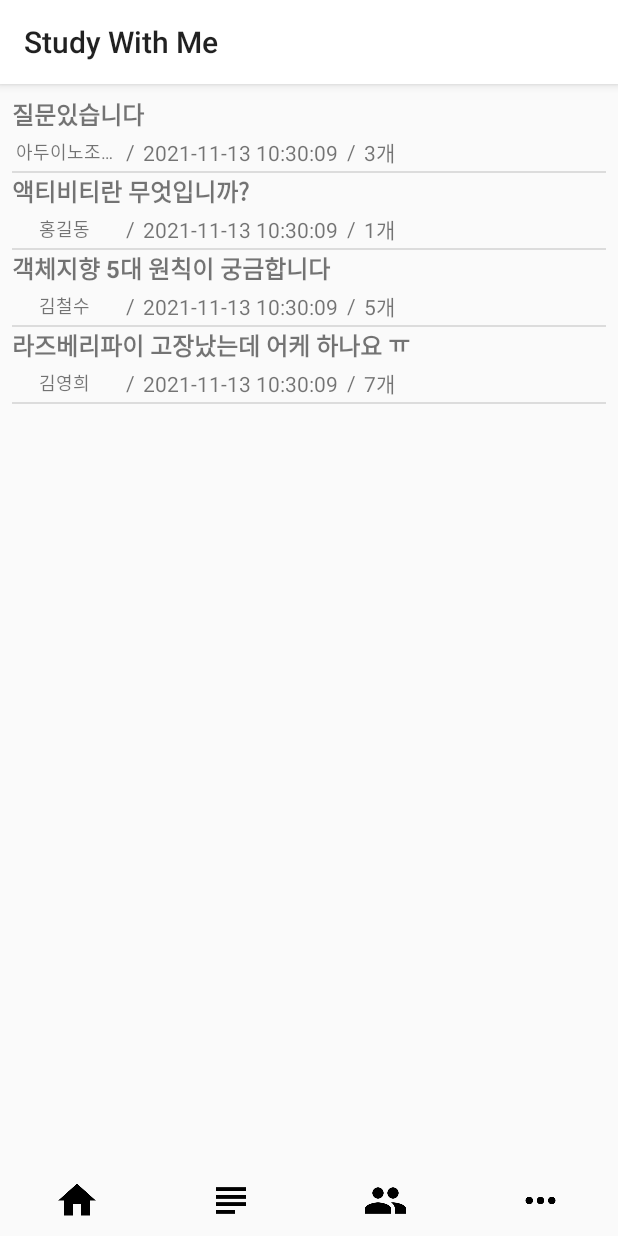
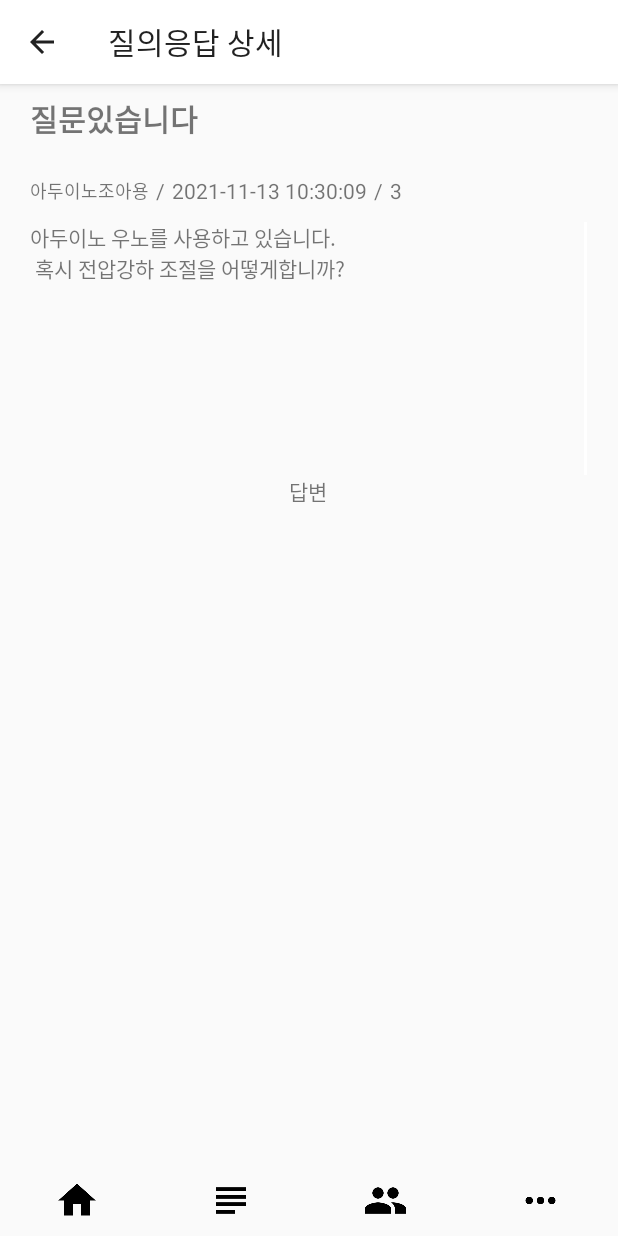
Before and after one commit to dev-cjwgit/StudyWithMeApplication, an Android app: the fragment PosterQuestionListFragment placed in its activity, after a tap on "질문있습니다", on a phone screen of 412 x 824 dp. Run offline under Robolectric (Android 15) with nearby library versions, the light colour scheme and no system bars.

Commit message:
add func

```diff
--- a/app/src/main/java/kr/ac/koreatech/teamproject/PosterQuestionListFragment.java
+++ b/app/src/main/java/kr/ac/koreatech/teamproject/PosterQuestionListFragment.java
@@ -2,6 +2,7 @@ package kr.ac.koreatech.teamproject;
 
 import android.os.Bundle;
 
+import androidx.appcompat.app.ActionBar;
 import androidx.fragment.app.Fragment;
 
 import android.view.LayoutInflater;
@@ -12,6 +13,7 @@ import android.widget.AdapterView;
 import java.util.Date;
 
 import adapter.PosterQuestionListViewAdapter;
+import appcomponent.MyFragment;
 import entity.PosterQuestionEntity;
 import kr.ac.koreatech.teamproject.databinding.FragmentPosterQuestionListBinding;
 
@@ -65,13 +67,13 @@ public class PosterQuestionListFragment extends Fragment {
         posterQuestionListViewAdapter.append(new PosterQuestionEntity("질문있습니다", "아두이노 우노를 사용하고 있습니다.\n 혹시 전압강하 조절을 어떻게합니까?", "아두이노조아용", 3, new Date()));
         posterQuestionListViewAdapter.append(new PosterQuestionEntity("액티비티란 무엇입니까?", "액티비티 생명주기등이 이해가안갑니다 ㅠㅠ\n설명해주실 고수의 답변을 기다립니다...!!", "홍길동", 1, new Date()));
         posterQuestionListViewAdapter.append(new PosterQuestionEntity("객체지향 5대 원칙이 궁금합니다", "ISP, DIP ..등등 기억이 잘 안납니다.\n혹시 자세한 설명 또는 링크를 달아주실 분 계십니까?\n감사합니다 ㅠ", "김철수", 5, new Date()));
-        posterQuestionListViewAdapter.append(new PosterQuestionEntity("라즈베리파이 고장났는데 어케 하나요 ㅠ", "안녕하세요 컴공 김영희입니다..\n제가 라즈비안을 깔고 부팅하는데 부팅이 안됩니다.\n혹시 어느 부분이 문제인지 알려주실 수 있으십니까...? 부탁드립니다 ㅠ\n이문제로 진짜 몇 밤을 넘게 못잤습니다 ㅠㅠ", "김영희", 7, new Date()));
+        posterQuestionListViewAdapter.append(new PosterQuestionEntity("라즈베리파이 고장났는데 어케 하나요 ㅠ", "안녕하세요 컴공 김영희입니다..\n제가 라즈비안을 깔고 부팅하는데 부팅이 안됩니다.\n혹시 어느 부분이 문제인지 알려주실 수 있으십니까...? 부탁드립니다 ㅠ\n이문제로 진짜 몇 밤을 넘게 못잤습니다 ㅠㅠ\n라즈베리 파이 전원을 연결하고 + - 체크하고 모터 굴리는데 납질이 잘못되어서 합선이 난건지 라즈베리파이가 푹 하고 꺼지더니 반응이 없습니다.. sd카드가 손상 된 것일까요?\n 하 정말 슬픕니다 살려주세요.", "김영희", 7, new Date()));
         //리스트뷰의 아이템을 클릭시 해당 아이템의 문자열을 가져오기 위한 처리
         binding.framentPosterQuestionListListView.setOnItemClickListener(new AdapterView.OnItemClickListener() {
             @Override
             public void onItemClick(AdapterView<?> a_parent, View a_view, int a_position, long a_id) {
                 final PosterQuestionEntity item = (PosterQuestionEntity) posterQuestionListViewAdapter.getItem(a_position);
-
+                MyFragment.changeFragment(new PosterQuestionMainFragment(item));
                 //텍스트뷰에 출력
                 System.out.println(item.getTitle() + " 에 질문글에 접속함?");
             }
@@ -82,6 +84,10 @@ public class PosterQuestionListFragment extends Fragment {
     public View onCreateView(LayoutInflater inflater, ViewGroup container,
                              Bundle savedInstanceState) {
         // Inflate the layout for this fragment
+        ActionBar actionBar = ((MainActivity) getActivity()).getSupportActionBar();
+        actionBar.setTitle("질의응답 목록");
+        actionBar.setDisplayHomeAsUpEnabled(true);
+        setHasOptionsMenu(true);
         return binding.getRoot();
     }
 }
--- a/app/src/main/java/kr/ac/koreatech/teamproject/PosterQuestionMainFragment.java
+++ b/app/src/main/java/kr/ac/koreatech/teamproject/PosterQuestionMainFragment.java
@@ -2,11 +2,19 @@ package kr.ac.koreatech.teamproject;
 
 import android.os.Bundle;
 
+import androidx.appcompat.app.ActionBar;
 import androidx.fragment.app.Fragment;
 
+import android.text.method.ScrollingMovementMethod;
 import android.view.LayoutInflater;
 import android.view.View;
 import android.view.ViewGroup;
+
+import java.text.SimpleDateFormat;
+
+import entity.PosterQuestionEntity;
+import kr.ac.koreatech.teamproject.databinding.FragmentPosterQuestionListBinding;
+import kr.ac.koreatech.teamproject.databinding.FragmentPosterQuestionMainBinding;
 
 /**
  * A simple {@link Fragment} subclass.
@@ -14,36 +22,18 @@ import android.view.ViewGroup;
  * create an instance of this fragment.
  */
 public class PosterQuestionMainFragment extends Fragment {
-
-    // TODO: Rename parameter arguments, choose names that match
+    private FragmentPosterQuestionMainBinding binding;
     // the fragment initialization parameters, e.g. ARG_ITEM_NUMBER
     private static final String ARG_PARAM1 = "param1";
     private static final String ARG_PARAM2 = "param2";
-
+    private PosterQuestionEntity entity;
     // TODO: Rename and change types of parameters
     private String mParam1;
     private String mParam2;
 
-    public PosterQuestionMainFragment() {
+    public PosterQuestionMainFragment(PosterQuestionEntity entity) {
         // Required empty public constructor
-    }
-
-    /**
-     * Use this factory method to create a new instance of
-     * this fragment using the provided parameters.
-     *
-     * @param param1 Parameter 1.
-     * @param param2 Parameter 2.
-     * @return A new instance of fragment PosterQuestionMainFragment.
-     */
-    // TODO: Rename and change types and number of parameters
-    public static PosterQuestionMainFragment newInstance(String param1, String param2) {
-        PosterQuestionMainFragment fragment = new PosterQuestionMainFragment();
-        Bundle args = new Bundle();
-        args.putString(ARG_PARAM1, param1);
-        args.putString(ARG_PARAM2, param2);
-        fragment.setArguments(args);
-        return fragment;
+        this.entity = entity;
     }
 
     @Override
@@ -53,12 +43,25 @@ public class PosterQuestionMainFragment extends Fragment {
             mParam1 = getArguments().getString(ARG_PARAM1);
             mParam2 = getArguments().getString(ARG_PARAM2);
         }
+        binding = FragmentPosterQuestionMainBinding.inflate(getLayoutInflater());
+        binding.questionMainTitleTextView.setText(entity.getTitle());
+        binding.questionMainNameTextView.setText(entity.getName());
+        binding.questionMainBodyTextView.setText(entity.getBody());
+        SimpleDateFormat sDate2 = new SimpleDateFormat("yyyy-MM-dd hh:mm:ss");
+        binding.questionMainDateTextView.setText(sDate2.format(entity.getDate()));
+        binding.questionMainAnswerTextView.setText(entity.getAnswer().toString());
+
+        binding.questionMainBodyTextView.setMovementMethod(new ScrollingMovementMethod());
     }
 
     @Override
     public View onCreateView(LayoutInflater inflater, ViewGroup container,
                              Bundle savedInstanceState) {
         // Inflate the layout for this fragment
-        return inflater.inflate(R.layout.fragment_poster_question_main, container, false);
+        ActionBar actionBar = ((MainActivity) getActivity()).getSupportActionBar();
+        actionBar.setTitle("질의응답 상세");
+        actionBar.setDisplayHomeAsUpEnabled(true);
+        setHasOptionsMenu(true);
+        return binding.getRoot();
     }
 }
--- a/app/src/main/res/layout/fragment_poster_question_main.xml
+++ b/app/src/main/res/layout/fragment_poster_question_main.xml
@@ -1,14 +1,108 @@
 <?xml version="1.0" encoding="utf-8"?>
-<FrameLayout xmlns:android="http://schemas.android.com/apk/res/android"
+<LinearLayout xmlns:android="http://schemas.android.com/apk/res/android"
     xmlns:tools="http://schemas.android.com/tools"
     android:layout_width="match_parent"
     android:layout_height="match_parent"
+    android:orientation="horizontal"
+    android:weightSum="20"
     tools:context=".PosterQuestionMainFragment">
 
-    <!-- TODO: Update blank fragment layout -->
-    <TextView
-        android:layout_width="match_parent"
+    <LinearLayout
+        android:layout_width="0dp"
         android:layout_height="match_parent"
-        android:text="@string/hello_blank_fragment" />
+        android:layout_weight="1" />
 
-</FrameLayout>
+    <LinearLayout
+        android:layout_width="0dp"
+        android:layout_height="match_parent"
+        android:layout_weight="18"
+        android:orientation="vertical">
+
+        <TextView
+            android:id="@+id/questionMain_title_textView"
+            android:layout_width="match_parent"
+            android:layout_height="0dp"
+            android:layout_marginTop="8dp"
+            android:layout_weight="1"
+            android:ellipsize="end"
+            android:ems="5"
+            android:gravity="left"
+            android:maxLines="1"
+            android:text="question title"
+            android:textSize="20sp"
+            android:textStyle="bold" />
+
+        <LinearLayout
+            android:layout_width="match_parent"
+            android:layout_height="0dp"
+            android:layout_weight="1"
+            android:orientation="horizontal"
+            android:weightSum="10">
+
+            <TextView
+                android:id="@+id/questionMain_name_textView"
+                android:layout_width="wrap_content"
+                android:layout_height="match_parent"
+
+                android:gravity="center"
+
+                android:text="name"
+                android:textSize="12sp" />
+
+            <TextView
+                android:layout_width="0dp"
+                android:layout_height="match_parent"
+                android:layout_weight="1"
+                android:gravity="center"
+                android:text="/" />
+
+            <TextView
+                android:id="@+id/questionMain_date_textView"
+                android:layout_width="wrap_content"
+                android:layout_height="wrap_content"
+                android:gravity="center"
+                android:text="date" />
+
+            <TextView
+                android:layout_width="0dp"
+                android:layout_height="match_parent"
+                android:layout_weight="1"
+                android:gravity="center"
+                android:text="/" />
+
+            <TextView
+                android:id="@+id/questionMain_answer_textView"
+                android:layout_width="wrap_content"
+                android:layout_height="match_parent"
+                android:gravity="center"
+                android:text="0개" />
+
+        </LinearLayout>
+
+        <TextView
+            android:id="@+id/questionMain_body_textView"
+            android:layout_width="match_parent"
+            android:layout_height="0dp"
+            android:layout_weight="4"
+            android:scrollbarAlwaysDrawVerticalTrack="true"
+            android:scrollbarFadeDuration="0"
+            android:scrollbarSize="2dp"
+            android:scrollbarStyle="outsideInset"
+            android:scrollbarThumbVertical="@color/blueFacebook_background"
+            android:scrollbarTrackVertical="@color/white"
+            android:scrollbars="vertical" />
+
+        <TextView
+            android:layout_width="match_parent"
+            android:layout_height="wrap_content"
+            android:gravity="center"
+            android:text="답변" />
+
+        <ListView
+            android:id="@+id/framentPosterQuestionMain_listView"
+            android:layout_width="match_parent"
+            android:layout_height="0dp"
+            android:layout_margin="8dp"
+            android:layout_weight="10" />
+    </LinearLayout>
+</LinearLayout>
```
